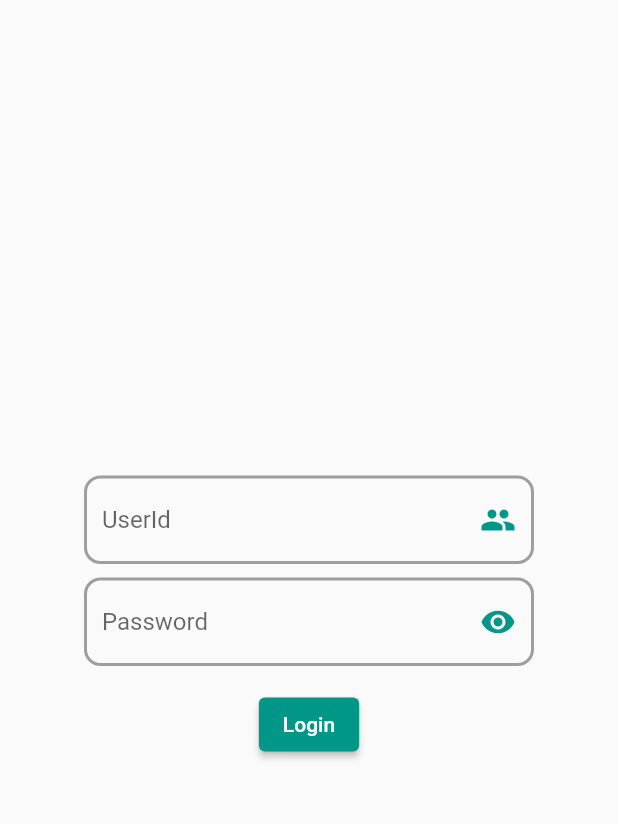
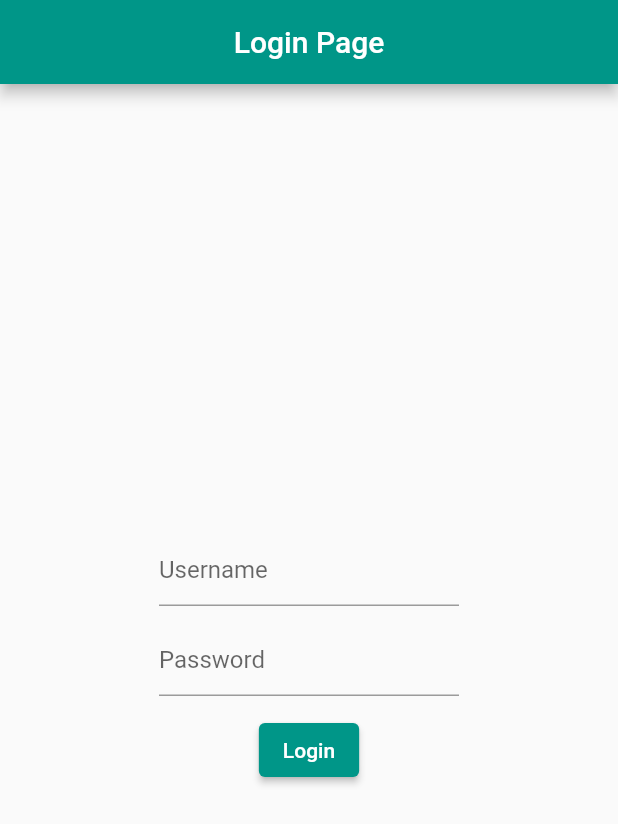
Before and after one commit to SaurabhD1229/Test, a Flutter app: the screen it shows after launch, on a phone screen of 412 x 824 dp. Shown: the top 824 px of the screen. Run offline on Flutter 3.47's test engine with Material 2 defaults, Android fonts, the phone set to English and light mode, and no system bars.

Commit message:
some changes

```diff
--- a/lib/Textfield/Newlogin.dart
+++ b/lib/Textfield/Newlogin.dart
@@ -1,77 +1,94 @@
 import 'package:flutter/material.dart';
 import 'package:somenew/book%20information.dart';
 
-class Login extends StatefulWidget {
-  const Login({super.key});
-
+class LoginPage extends StatefulWidget {
   @override
-  State<Login> createState() => _LoginState();
+  _LoginPageState createState() => _LoginPageState();
 }
 
-class _LoginState extends State<Login> {
+class _LoginPageState extends State<LoginPage> {
+  String username = '';
+  String password = '';
+
   @override
   Widget build(BuildContext context) {
     return Scaffold(
+      appBar: AppBar(
+        title: Center(child: Text('Login Page')),
+      ),
       body: Center(
-        child: Container(
-          width: 300,
         child: Column(
           mainAxisAlignment: MainAxisAlignment.center,
           children: [
-              TextField(
+            Container(
+              height: 60,
+              width: 200,
+              child: TextField(
+                onChanged: (value) {
+                  setState(() {
+                    username = value;
+                  });
+                },
                 decoration: InputDecoration(
+                  hintText: 'Username',
                   focusedBorder: OutlineInputBorder(
-                        borderRadius: BorderRadius.all(
-                          Radius.circular(11),
+                    borderRadius: BorderRadius.circular(20),
+                    borderSide: BorderSide(color: Colors.teal),
                   ),
-                        borderSide:
-                            BorderSide(color: Colors.teal, width: 2)),
-                    enabledBorder: OutlineInputBorder(
-                      borderRadius: BorderRadius.all(
-                        Radius.circular(11),
                 ),
-                      borderSide: BorderSide(color: Colors.grey, width: 2),
               ),
-                    suffixIcon: Icon(
-                      Icons.people,
-                      color: Colors.teal,
             ),
-                    hintText: 'UserId'),
+            Container(
+              height: 60,
+              width: 200,
+              child: TextField(
+                onChanged: (value) {
+                  setState(() {
+                    password = value;
+                  });
+                },
+                obscureText: true,
+                decoration: InputDecoration(
+                  hintText: 'Password',
+                  focusedBorder: OutlineInputBorder(
+                    borderRadius: BorderRadius.circular(20),
+                    borderSide: BorderSide(color: Colors.teal),
                   ),
-              SizedBox(
-                height: 9,
                 ),
-              TextField(
-                  keyboardType: TextInputType.datetime,
-                  obscureText: true,
-                  obscuringCharacter: "*",
-                  decoration: InputDecoration(
-                      focusedBorder: OutlineInputBorder(
-                          borderRadius: BorderRadius.all(
-                            Radius.circular(11),
               ),
-                          borderSide:
-                              BorderSide(color: Colors.teal, width: 2)),
-                      enabledBorder: OutlineInputBorder(
-                          borderRadius: BorderRadius.all(
-                            Radius.circular(11),
             ),
-                          borderSide: BorderSide(color: Colors.grey, width: 2)),
-                      hintText: "Password",
-                      suffixIcon: IconButton(
-                          onPressed: () {},
-                          icon: Icon(
-                            Icons.remove_red_eye,
-                            color: Colors.teal,
-                          )))),
-              SizedBox(height: 15,),
-
-              ElevatedButton(onPressed: () {
-                Navigator.push(context, MaterialPageRoute(builder: (context) => BookInfoApp(),));
-
-              }, child: Text("Login"),),
+            ElevatedButton(
+              onPressed: () {
+                if (username.isNotEmpty && password.isNotEmpty) {
+                  Navigator.push(
+                    context,
+                    MaterialPageRoute(
+                      builder: (context) => BookInfoApp(),
+                    ),
+                  );
+                } else {
+                  showDialog(
+                    context: context,
+                    builder: (BuildContext context) {
+                      return AlertDialog(
+                        title: Text('Error'),
+                        content: Text('Please enter a username and password.'),
+                        actions: <Widget>[
+                          TextButton(
+                            child: Text('OK'),
+                            onPressed: () {
+                              Navigator.of(context).pop();
+                            },
+                          ),
                         ],
+                      );
+                    },
+                  );
+                }
+              },
+              child: Text('Login'),
             ),
+          ],
         ),
       ),
     );
--- a/lib/book information.dart
+++ b/lib/book information.dart
@@ -163,8 +163,7 @@ class BookInfoApp extends StatelessWidget {
                     Padding(
                       padding: EdgeInsets.only(left: 60),
                       child: CircleAvatar(
-                        backgroundImage: NetworkImage(
-                            "https://m.media-amazon.com/images/I/519zR2oIlmL._AC_UF1000,1000_QL80_.jpg"),
+                        backgroundImage: AssetImage("assets/images/img_4.png"),
                         radius: 60,
                       ),
                     ),
--- a/lib/splashscreen.dart
+++ b/lib/splashscreen.dart
@@ -2,7 +2,7 @@ import 'dart:async';
 
 import 'package:flutter/material.dart';
 import 'package:somenew/Textfield/Newlogin.dart';
-import 'package:somenew/book%20information.dart';
+
 
 
 class Splashscreen extends StatefulWidget {
@@ -20,7 +20,7 @@ class _SplashscreenState extends State<Splashscreen> {
     super.initState();
     Timer(Duration(seconds: 5), () {
       Navigator.pushReplacement(
-          context, MaterialPageRoute(builder: (context) =>  const Login(),));
+          context, MaterialPageRoute(builder: (context) =>   LoginPage(),));
     });
   }
 
@@ -29,7 +29,7 @@ class _SplashscreenState extends State<Splashscreen> {
     return Scaffold(
       body: Container(
         color: Colors.teal,
-        child: Center(child: Text("Navigate", style: TextStyle(fontSize: 35
+        child: Center(child: Text(" Mistory Books", style: TextStyle(fontSize: 35
           , fontWeight: FontWeight.w700, color: Colors.black,
         ),),),
       ),
--- a/pubspec.yaml
+++ b/pubspec.yaml
@@ -73,6 +73,8 @@ flutter:
      - assets/images/img_1.png
      - assets/images/img_2.png
      - assets/images/img_3.png
+     - assets/images/img_4.png
+     - assets/images/img_5.png
 
   #   - images/a_dot_ham.jpeg
 
```
Lines whose indentation alone changed are shown as unchanged.
